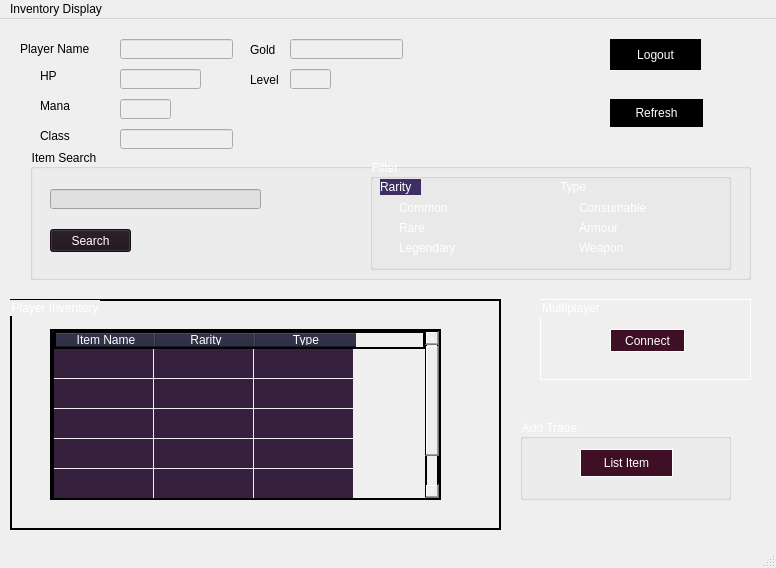
senormaarij/DBS_Project_GameManageSys, file Inventory.ui: the form before one commit.
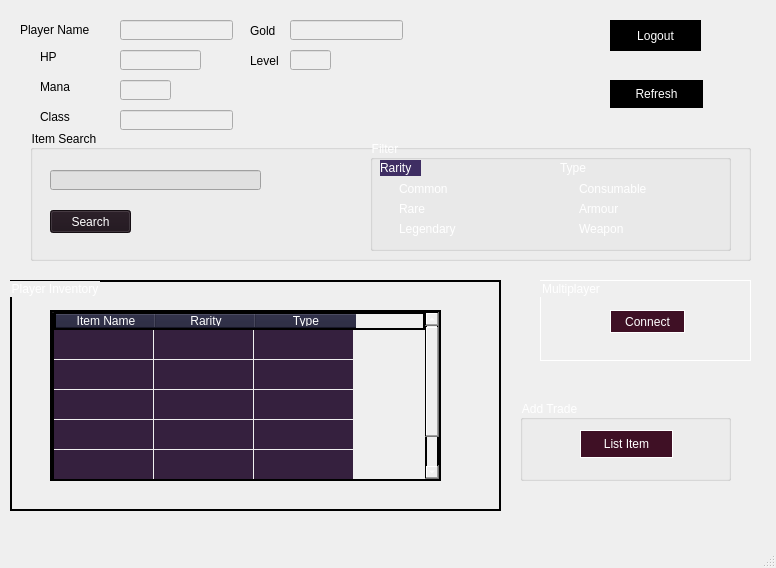
The form after the commit. Icons and pictures are not drawn.

```diff
--- a/Inventory.ui
+++ b/Inventory.ui
@@ -666,15 +666,9 @@
      <x>0</x>
      <y>0</y>
      <width>776</width>
-     <height>26</height>
+     <height>21</height>
     </rect>
    </property>
-   <widget class="QMenu" name="menuInventory_Display">
-    <property name="title">
-     <string>Inventory Display</string>
-    </property>
-   </widget>
-   <addaction name="menuInventory_Display"/>
   </widget>
   <widget class="QStatusBar" name="statusbar"/>
  </widget>
```
Left out of the diff: 2 changed lines with no effect on the pictures.
